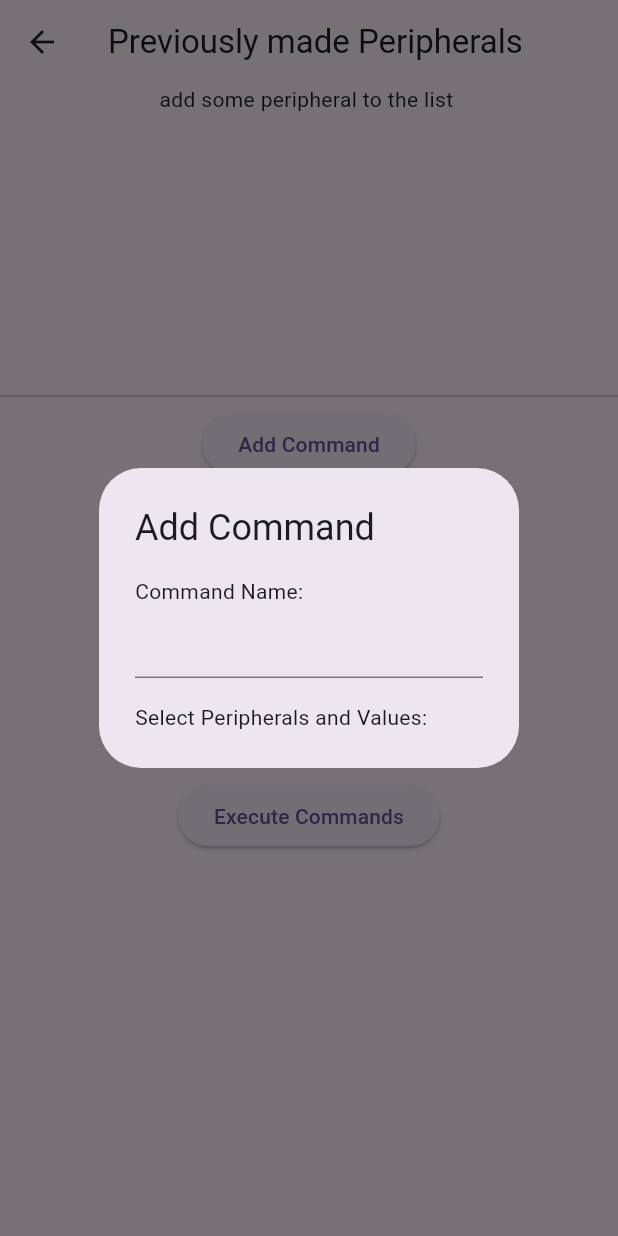
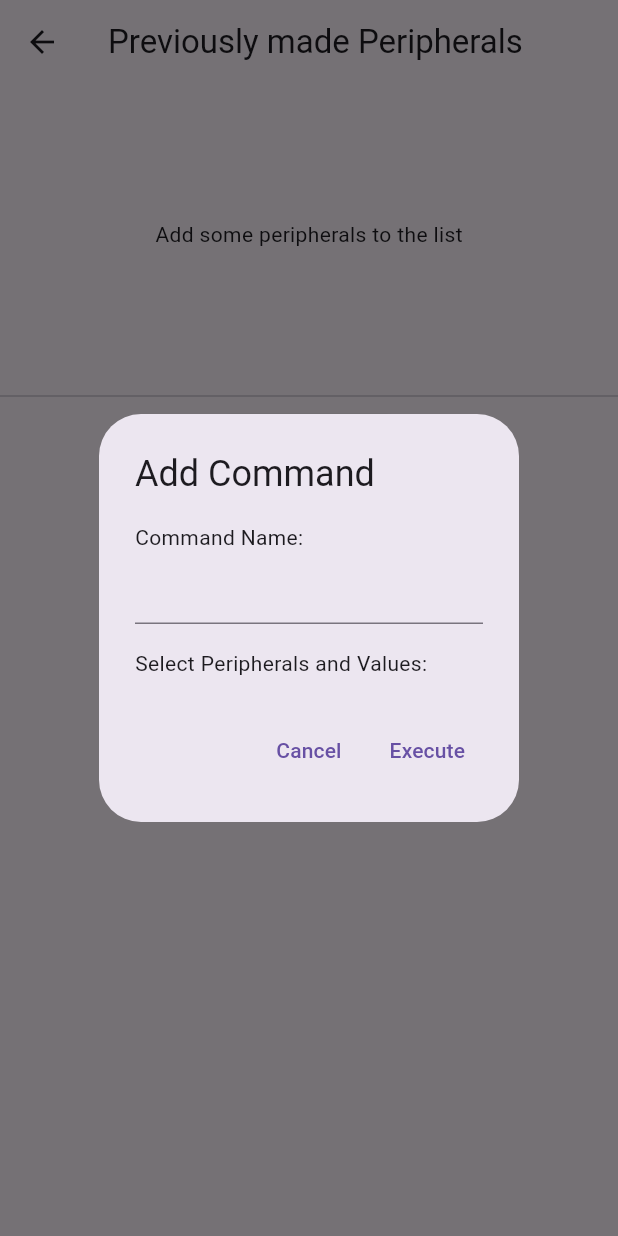
Before and after one commit to ImmortalBoi/ESP-Assistant, a Flutter app: the HistoryPromptPage screen opened directly, after a tap on "Add Command", on a phone screen of 412 x 824 dp. Run offline on Flutter 3.47's test engine with Material 3 defaults, Android fonts, the phone set to English and light mode, and no system bars; our stand-ins replace get, google_fonts, permission_handler, shared_preferences, typed_data; missing offline and left inert: flutter_sound, mqtt_client, wifi_iot; accounts and stored records are empty.

Commit message:
splitting add command

```diff
--- /dev/null
+++ b/flutter_app/lib/pages/peripherals_prompt_side_pages/add_command.dart
@@ -0,0 +1,142 @@
+import 'dart:convert';
+
+import 'package:flutter/material.dart';
+import 'package:flutter_app/pages/peripherals_prompt_side_pages/basic_commands.dart';
+import 'package:flutter_app/providers/peripheral_controller.dart';
+import 'package:flutter_app/controllers/mqtt_controller.dart';
+import 'package:flutter_app/providers/user_provider.dart';
+import 'package:provider/provider.dart';
+
+class AddCommandButton extends StatelessWidget {
+  final MqttController mqttService;
+
+  const AddCommandButton({super.key, required this.mqttService});
+
+  @override
+  Widget build(BuildContext context) {
+    return ElevatedButton(
+      onPressed: () {
+        showDialog(
+          context: context,
+          builder: (BuildContext context) {
+            return AddCommandDialog(mqttService: mqttService);
+          },
+        );
+      },
+      child: const Text('Add Command'),
+    );
+  }
+}
+
+class AddCommandDialog extends StatefulWidget {
+  final MqttController mqttService;
+
+  const AddCommandDialog({super.key, required this.mqttService});
+
+  @override
+  State<AddCommandDialog> createState() => _AddCommandDialogState();
+}
+
+class _AddCommandDialogState extends State<AddCommandDialog> {
+  String? commandName;
+  final Map<String, List<int>> selectedPeripherals = {};
+
+  @override
+  Widget build(BuildContext context) {
+    final peripheralProvider = Provider.of<PeripheralProvider>(context);
+
+    return AlertDialog(
+      title: const Text('Add Command'),
+      content: SingleChildScrollView(
+        child: Column(
+          mainAxisSize: MainAxisSize.min,
+          crossAxisAlignment: CrossAxisAlignment.start,
+          children: [
+            const Text('Command Name:'),
+            TextField(
+              onChanged: (text) {
+                commandName = text;
+              },
+            ),
+            const SizedBox(height: 16),
+            const Text('Select Peripherals and Values:'),
+            ...peripheralProvider.peripherals
+                .map(
+                  (peripheral) => CheckboxListTile(
+                    title: Row(
+                      children: [
+                        Text(peripheral.name!),
+                        const SizedBox(width: 8),
+                        Expanded(
+                          child: TextField(
+                            onChanged: (text) {
+                              setState(() {
+                                // Split the input by comma and convert to integers
+                                final values = text
+                                    .split(',')
+                                    .map((v) => int.tryParse(v.trim()) ?? 0)
+                                    .toList();
+                                selectedPeripherals[peripheral.name!] = values;
+                              });
+                            },
+                            decoration: const InputDecoration(
+                              labelText: 'Values (comma-separated)',
+                            ),
+                            keyboardType: TextInputType.number,
+                          ),
+                        ),
+                      ],
+                    ),
+                    value: selectedPeripherals.containsKey(peripheral.name),
+                    onChanged: (value) {
+                      setState(() {
+                        if (value!) {
+                          // Initialize with an empty list or the current value
+                          selectedPeripherals[peripheral.name!] =
+                              selectedPeripherals[peripheral.name!] ?? [];
+                        } else {
+                          selectedPeripherals.remove(peripheral.name!);
+                        }
+                      });
+                    },
+                  ),
+                )
+                .toList(),
+          ],
+        ),
+      ),
+      actions: [
+        TextButton(
+          onPressed: () {
+            Navigator.pop(context);
+          },
+          child: const Text('Cancel'),
+        ),
+        TextButton(
+          onPressed: () async {
+            if (commandName != null && selectedPeripherals.isNotEmpty) {
+              // Here, you can access the selected peripherals and their values:
+              for (var entry in selectedPeripherals.entries) {
+                String peripheralName = entry.key;
+                List<int> values = entry.value;
+
+                // Access the peripheral from the provider
+                final peripheral = peripheralProvider.peripherals
+                    .firstWhere((p) => p.name == peripheralName);
+
+                // Process the list of values (e.g., send each value as a separate MQTT message)
+                for (int value in values) {
+                  peripheral.value = value; // Update the peripheral's value
+                  String payload = jsonEncode({peripheral.type: value});
+                  await widget.mqttService.publishMessage(payload);
+                }
+              }
+            }
+            Navigator.pop(context);
+          },
+          child: const Text('Execute'),
+        ),
+      ],
+    );
+  }
+}
--- a/flutter_app/lib/pages/peripherals_prompt_side_pages/list_of_history_prompt_peripheral.dart
+++ b/flutter_app/lib/pages/peripherals_prompt_side_pages/list_of_history_prompt_peripheral.dart
@@ -1,7 +1,7 @@
 import 'dart:convert';
 
 import 'package:flutter/material.dart';
-import 'package:flutter_app/models/peripheral_model.dart';
+import 'package:flutter_app/pages/peripherals_prompt_side_pages/add_command.dart';
 import 'package:flutter_app/pages/peripherals_prompt_side_pages/basic_commands.dart';
 import 'package:flutter_app/providers/peripheral_controller.dart';
 import 'package:flutter_app/controllers/mqtt_controller.dart';
@@ -16,25 +16,12 @@ class HistoryPromptPage extends StatefulWidget {
 }
 
 class _HistoryPromptPageState extends State<HistoryPromptPage> {
-  List<String> userChecked = [];
-
-  void handleCheckboxChange(String peripheralName, bool isChecked) {
-    if (isChecked) {
-      userChecked.add(peripheralName);
-    } else {
-      userChecked.remove(peripheralName);
-    }
-    setState(() {});
-  }
-
   @override
   Widget build(BuildContext context) {
     final userProvider = Provider.of<UserProvider>(context);
     MqttController mqttService = MqttController(userProvider);
 
-    Peripheral peripheral = Peripheral();
-
-    final peripheralProvider = Provider.of<PeripheralProvider>(context);
+    Provider.of<PeripheralProvider>(context);
     return Scaffold(
       appBar: AppBar(
         title: const Text('Previously made Peripherals'),
@@ -42,15 +29,30 @@ class _HistoryPromptPageState extends State<HistoryPromptPage> {
       body: SingleChildScrollView(
         child: Column(
           children: [
-              Container(
+            PeripheralList(),
+            const Divider(),
+            AddCommandButton(mqttService: mqttService),
+          ],
+        ),
+      ),
+    );
+  }
+}
+
+class PeripheralList extends StatelessWidget {
+  const PeripheralList({super.key});
+
+  @override
+  Widget build(BuildContext context) {
+    final peripheralProvider = Provider.of<PeripheralProvider>(context);
+    return Container(
       height: 200,
       child: peripheralProvider.peripherals.isEmpty
-                    ? const Text("add some peripheral to the list ")
+          ? const Center(child: Text("Add some peripherals to the list"))
           : ListView.builder(
               itemCount: peripheralProvider.peripherals.length,
               itemBuilder: (context, index) {
-                          final peripheral =
-                              peripheralProvider.peripherals[index];
+                final peripheral = peripheralProvider.peripherals[index];
                 return ListTile(
                   title: Text(peripheral.name!),
                   subtitle: Text(
@@ -64,128 +66,15 @@ class _HistoryPromptPageState extends State<HistoryPromptPage> {
                         MaterialPageRoute(
                           builder: (context) => BasicCommands(
                             peripheral: peripheral,
-                                          index: index)),
+                            index: index,
+                          ),
+                        ),
                       );
                     },
                   ),
                 );
               },
             ),
-              ),
-              const Divider(),
-              ElevatedButton(
-                onPressed: () async {
-                  String? peripheralName;
-                  int? value;
-                  showDialog(
-                    context: context,
-                    builder: (BuildContext context) {
-                      return AlertDialog(
-                        title: const Text('Add Command'),
-                        content: SingleChildScrollView(
-                          // Add SingleChildScrollView to handle overflow
-                          child: Column(
-                            mainAxisSize: MainAxisSize.min,
-                            crossAxisAlignment: CrossAxisAlignment.start,
-                            children: [
-                              const Text('Command Name:'),
-                              TextField(
-                                onChanged: (text) {
-                                  peripheralName = text;
-                                },
-                              ),
-                              const SizedBox(height: 16),
-                              const Text('Select Peripherals and Values:'),
-                              ...peripheralProvider.peripherals
-                                  .map(
-                                    (peripheral) => CheckboxListTile(
-                                      title: Row(
-                                        children: [
-                                          Text(peripheral.name!),
-                                          const SizedBox(width: 8),
-                                          Expanded(
-                                            // Use Expanded for TextField
-                                            child: TextField(
-                                              onChanged: (text) {
-                                                int value =
-                                                    int.tryParse(text) ?? 0;
-                                                peripheral.value = value;
-                                              },
-                                              decoration: const InputDecoration(
-                                                labelText: 'Value',
-                                              ),
-                                              keyboardType:
-                                                  TextInputType.number,
-                                            ),
-                                          ),
-                                        ],
-                                      ),
-                                      value: userChecked
-                                          .contains(peripheral.name!),
-                                      onChanged: (value) {
-                                        if (value!) {
-                                          userChecked.add(peripheral.name!);
-                                        } else {
-                                          userChecked.remove(peripheral.name!);
-                                        }
-                                        setState(() {});
-                                      },
-                                    ),
-                                  )
-                                  .toList(),
-                            ],
-                          ),
-                        ),
-                      );
-                    },
-                  );
-                },
-                child: const Text('Add Command'),
-              ),
-              SelectedCommandsList(
-                  userChecked: userChecked,
-                  peripherals: peripheralProvider.peripherals),
-              ElevatedButton(
-                onPressed: () async {
-                  for (peripheral in peripheralProvider.peripherals) {
-                    String payload =
-                        jsonEncode({peripheral.type: peripheral.value});
-                    await mqttService.publishMessage(payload);
-                  }
-                },
-                child: const Text('Execute Commands'),
-              ),
-            ],
-          ),
-        ));
-  }
-}
-
-class SelectedCommandsList extends StatelessWidget {
-  final List<String> userChecked;
-  final List<Peripheral> peripherals;
-
-  const SelectedCommandsList(
-      {super.key, required this.userChecked, required this.peripherals});
-
-  @override
-  Widget build(BuildContext context) {
-    return Container(
-      height: 200,
-      child: userChecked.isEmpty
-          ? const Text('No commands selected')
-          : ListView.builder(
-              shrinkWrap: true, // Prevent excessive scrolling
-              itemCount: userChecked.length,
-              itemBuilder: (context, index) {
-                final peripheralName = userChecked[index];
-                final peripheral =
-                    peripherals.firstWhere((p) => p.name == peripheralName);
-                return ListTile(
-                  title: Text('${peripheral.name}: ${peripheral.value}'),
-                );
-              },
-            ),
     );
   }
 }
```
Lines whose indentation alone changed are shown as unchanged.
